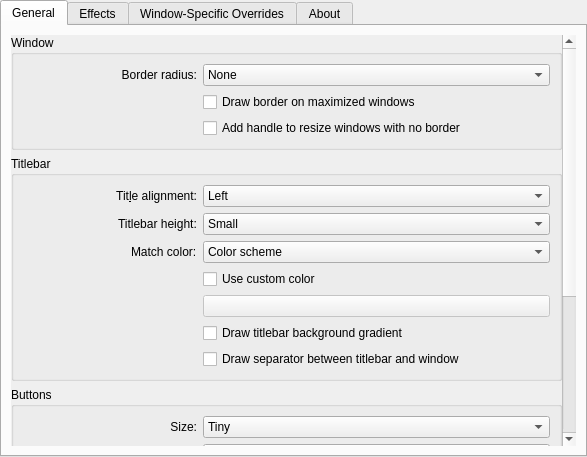
Above: window-decoration/kdecoration/config/ui/helloconfigurationui.ui from n4n0GH/hello before the change. Below: the same form after it.
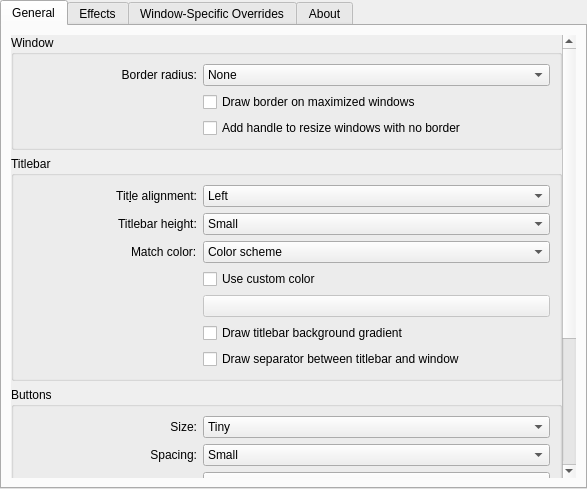
That is the form after the change. Custom widgets are drawn as their Qt base class.

The edit to the form file:
```diff
--- a/window-decoration/kdecoration/config/ui/helloconfigurationui.ui
+++ b/window-decoration/kdecoration/config/ui/helloconfigurationui.ui
@@ -7,7 +7,7 @@
     <x>0</x>
     <y>0</y>
     <width>587</width>
-    <height>457</height>
+    <height>489</height>
    </rect>
   </property>
   <property name="sizePolicy">
@@ -72,7 +72,7 @@
           <property name="geometry">
            <rect>
             <x>0</x>
-            <y>-202</y>
+            <y>0</y>
             <width>547</width>
             <height>879</height>
            </rect>
```
Left out of the diff: 66 changed lines with no effect on the pictures.
